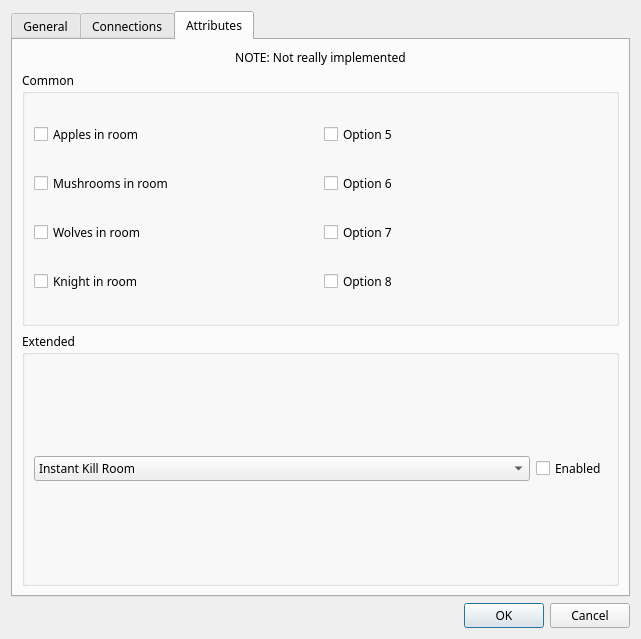
The window that MasterForge/Properties.ui (BuildingaMaster/AdventureGame) describes before a commit, drawn with Qt 5.
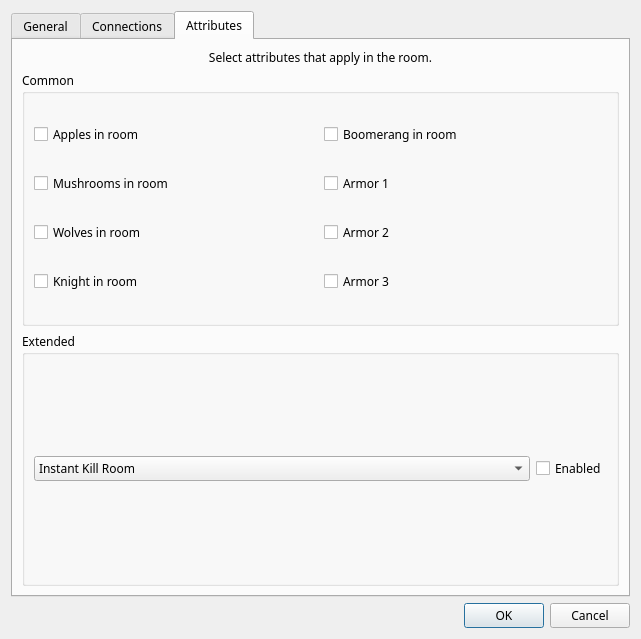
The same window after the commit. The open tabs and pages were chosen to show the change.

Commit message: Support new attributes

Diff of the .ui file:
```diff
--- a/MasterForge/Properties.ui
+++ b/MasterForge/Properties.ui
@@ -263,7 +263,7 @@
           </size>
          </property>
          <property name="text">
-          <string>NOTE: Not really implemented</string>
+          <string>Select attributes that apply in the room.</string>
          </property>
          <property name="alignment">
           <set>Qt::AlignCenter</set>
@@ -279,7 +279,7 @@
           <item row="4" column="1">
            <widget class="QCheckBox" name="Option8Check">
             <property name="text">
-             <string>Option 8</string>
+             <string>Armor 3</string>
             </property>
            </widget>
           </item>
@@ -300,14 +300,14 @@
           <item row="2" column="1">
            <widget class="QCheckBox" name="Option6Check">
             <property name="text">
-             <string>Option 6</string>
+             <string>Armor 1</string>
             </property>
            </widget>
           </item>
           <item row="1" column="1">
            <widget class="QCheckBox" name="Option5Check">
             <property name="text">
-             <string>Option 5</string>
+             <string>Boomerang in room</string>
             </property>
            </widget>
           </item>
@@ -328,7 +328,7 @@
           <item row="3" column="1">
            <widget class="QCheckBox" name="Option7Check">
             <property name="text">
-             <string>Option 7</string>
+             <string>Armor 2</string>
             </property>
            </widget>
           </item>
```
The commit also changes 1 other file.
